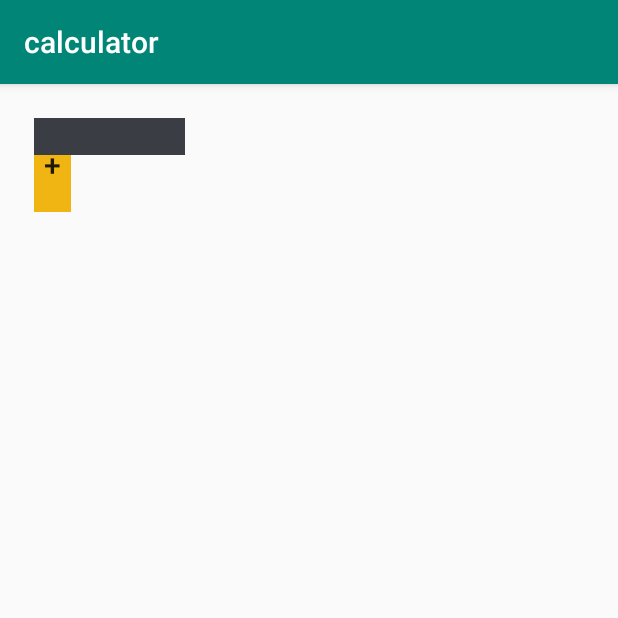
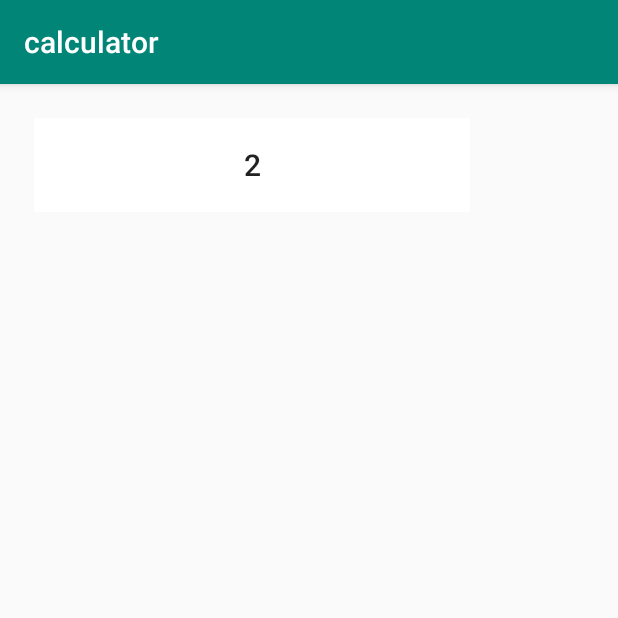
Before and after one commit to realwoobinlee/calculator_FHDW, an Android app: the screen it shows after launch (MainActivity), on a phone screen of 412 x 824 dp, the top half of it. Run offline under Robolectric (Android 15) with nearby library versions, the phone set to English and light mode, and no system bars; 7 statements that could not run were skipped.

Commit message:
ich pushe jetzt

```diff
--- a/app/src/main/java/de/fhdw/calculator/MainActivity.java
+++ b/app/src/main/java/de/fhdw/calculator/MainActivity.java
@@ -32,7 +32,7 @@ public class MainActivity extends AppCompatActivity {
     InternalStorage internalStorage = new InternalStorage();
     SpannedGridLayoutManager spannedGridLayoutManager;
     RecyclerViewAdapter recyclerViewAdapter;
-    String[][] fdataset = {{"1","2","+"},{"2","1","+"},{"1","1","space"},{"3","1","view"}};
+    String[][] fdataset = {{"3","1","1"},{"8","2","2"},{"1","1","3"},{"3","1","4"}};
     String[] felements = {"sizex","sizey","value"};
     String[][] dataset;
     @Override
```
